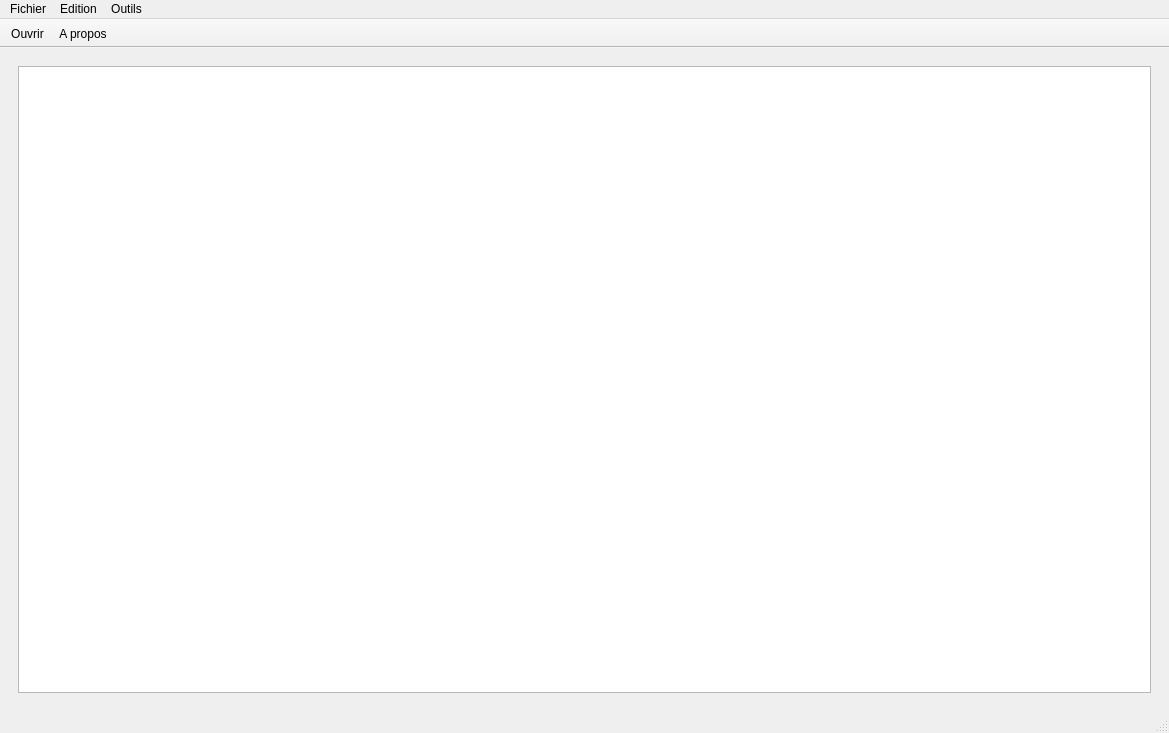
This is reader.ui in 314r/joliebulle as Qt 5 draws it before an edit. The edited form follows.
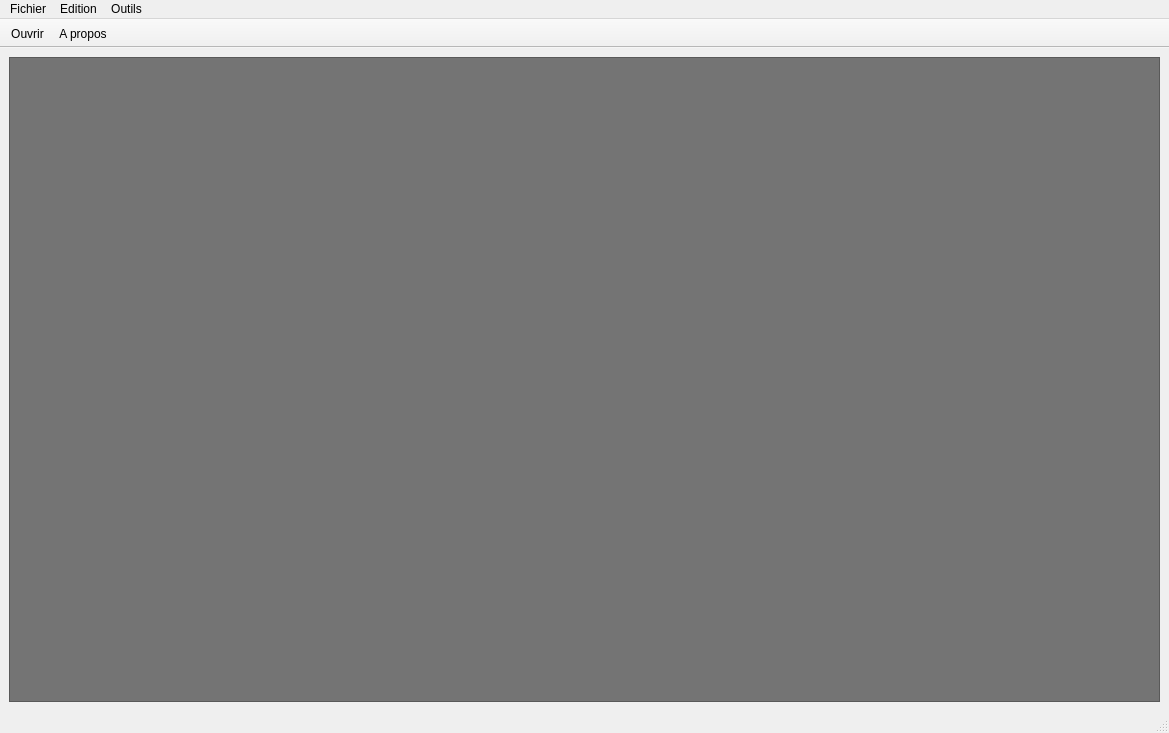
This is the edited form. Icons and pictures are not drawn.

Commit message: retouche graphique bibliotheque

Diff of the .ui file:
```diff
--- a/reader.ui
+++ b/reader.ui
@@ -644,8 +644,28 @@
         <item row="0" column="0">
          <widget class="QWidget" name="widget" native="true">
           <layout class="QGridLayout" name="gridLayout_3">
+           <property name="margin">
+            <number>0</number>
+           </property>
            <item row="0" column="0">
-            <widget class="QListView" name="listViewBiblio"/>
+            <widget class="QListView" name="listViewBiblio">
+             <property name="styleSheet">
+              <string notr="true">background-color: rgb(116, 116, 116);
+color: rgb(255, 255, 255);</string>
+             </property>
+             <property name="movement">
+              <enum>QListView::Static</enum>
+             </property>
+             <property name="flow">
+              <enum>QListView::LeftToRight</enum>
+             </property>
+             <property name="spacing">
+              <number>30</number>
+             </property>
+             <property name="viewMode">
+              <enum>QListView::IconMode</enum>
+             </property>
+            </widget>
            </item>
           </layout>
          </widget>
```
The commit also changes 1 other file.
